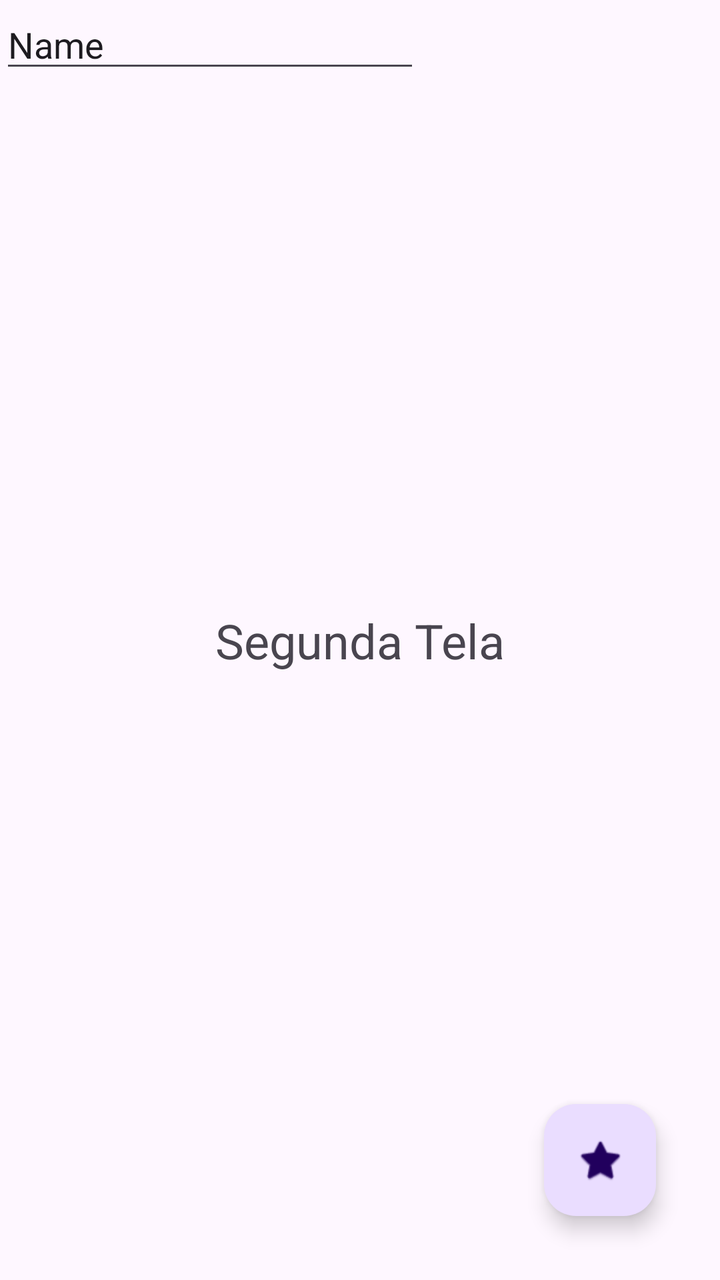
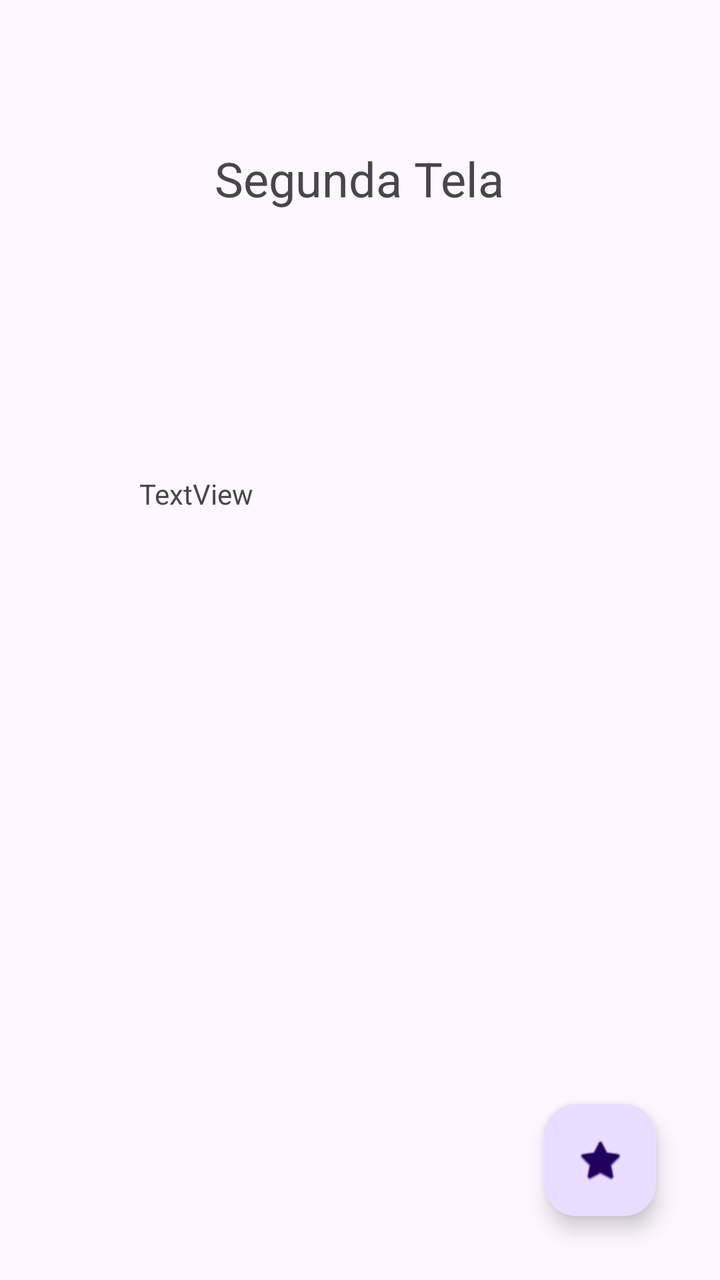

Two renders of the same Android screen: before a commit and after it. Below are the layout's source before the change and the commit's diff.
<!-- AndroidManifest.xml: application theme Theme.AppTelas -->
<!-- res/layout/activity_segunda.xml -->
<?xml version="1.0" encoding="utf-8"?>
<androidx.constraintlayout.widget.ConstraintLayout xmlns:android="http://schemas.android.com/apk/res/android"
    xmlns:app="http://schemas.android.com/apk/res-auto"
    xmlns:tools="http://schemas.android.com/tools"
    android:id="@+id/main"
    android:layout_width="match_parent"
    android:layout_height="match_parent"
    tools:context=".SegundaActivity">

    <TextView
        android:id="@+id/textView"
        android:layout_width="wrap_content"
        android:layout_height="wrap_content"
        android:text="Segunda Tela"
        android:textSize="24sp"
        app:layout_constraintBottom_toBottomOf="parent"
        app:layout_constraintEnd_toEndOf="parent"
        app:layout_constraintHorizontal_bias="0.5"
        app:layout_constraintStart_toStartOf="parent"
        app:layout_constraintTop_toTopOf="parent"
        app:layout_constraintVertical_bias="0.5" />

    <com.google.android.material.floatingactionbutton.FloatingActionButton
        android:id="@+id/fab_volta"
        android:layout_width="wrap_content"
        android:layout_height="wrap_content"
        android:layout_marginEnd="32dp"
        android:layout_marginBottom="32dp"
        android:clickable="true"
        android:contentDescription="Botão para voltar"
        app:layout_constraintBottom_toBottomOf="parent"
        app:layout_constraintEnd_toEndOf="parent"
        app:srcCompat="@android:drawable/btn_star_big_on" />

    <EditText
        android:id="@+id/editTextText"
        android:layout_width="wrap_content"
        android:layout_height="wrap_content"
        android:ems="10"
        android:inputType="text"
        android:text="Name"
        tools:layout_editor_absoluteX="96dp"
        tools:layout_editor_absoluteY="143dp" />
</androidx.constraintlayout.widget.ConstraintLayout>
<!-- resources referenced by this layout -->
<resources>
  <style name="Theme.AppTelas" parent="Base.Theme.AppTelas" />
  <style name="Base.Theme.AppTelas" parent="Theme.Material3.DayNight.NoActionBar">
          
          
      </style>
</resources>

<!-- the commit's change to res/layout/activity_segunda.xml (unified diff, before → after) -->
@@ -15,10 +15,10 @@
         android:textSize="24sp"
         app:layout_constraintBottom_toBottomOf="parent"
         app:layout_constraintEnd_toEndOf="parent"
-        app:layout_constraintHorizontal_bias="0.5"
+        app:layout_constraintHorizontal_bias="0.498"
         app:layout_constraintStart_toStartOf="parent"
         app:layout_constraintTop_toTopOf="parent"
-        app:layout_constraintVertical_bias="0.5" />
+        app:layout_constraintVertical_bias="0.12" />
 
     <com.google.android.material.floatingactionbutton.FloatingActionButton
         android:id="@+id/fab_volta"
@@ -32,13 +32,16 @@
         app:layout_constraintEnd_toEndOf="parent"
         app:srcCompat="@android:drawable/btn_star_big_on" />
 
-    <EditText
-        android:id="@+id/editTextText"
-        android:layout_width="wrap_content"
-        android:layout_height="wrap_content"
-        android:ems="10"
-        android:inputType="text"
-        android:text="Name"
-        tools:layout_editor_absoluteX="96dp"
-        tools:layout_editor_absoluteY="143dp" />
+    <TextView
+        android:id="@+id/text_resultado"
+        android:layout_width="221dp"
+        android:layout_height="164dp"
+        android:layout_marginTop="124dp"
+        android:text="TextView"
+        app:layout_constraintBottom_toBottomOf="parent"
+        app:layout_constraintEnd_toEndOf="parent"
+        app:layout_constraintStart_toStartOf="parent"
+        app:layout_constraintTop_toBottomOf="@+id/textView"
+        app:layout_constraintVertical_bias="0.033" />
+
 </androidx.constraintlayout.widget.ConstraintLayout>
